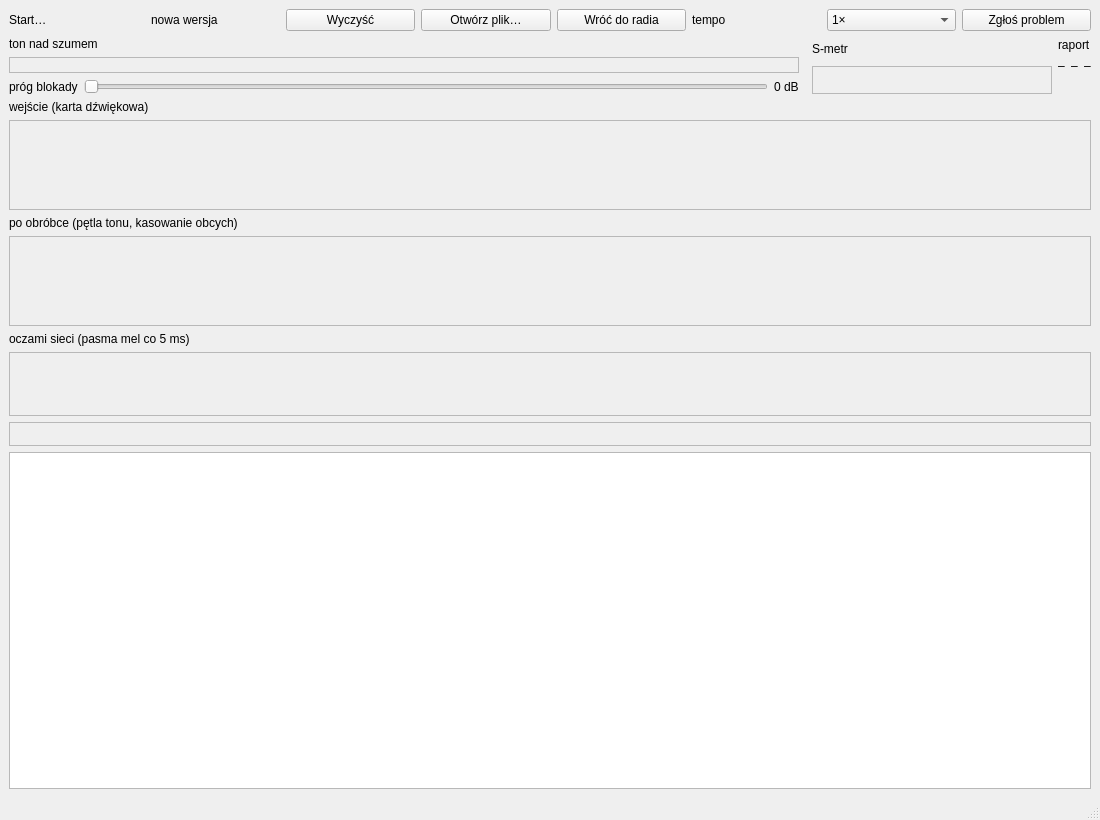
Old version of the form tools/gui/okno.ui in the repository programmer-bvn/cw-decoder-dsp.
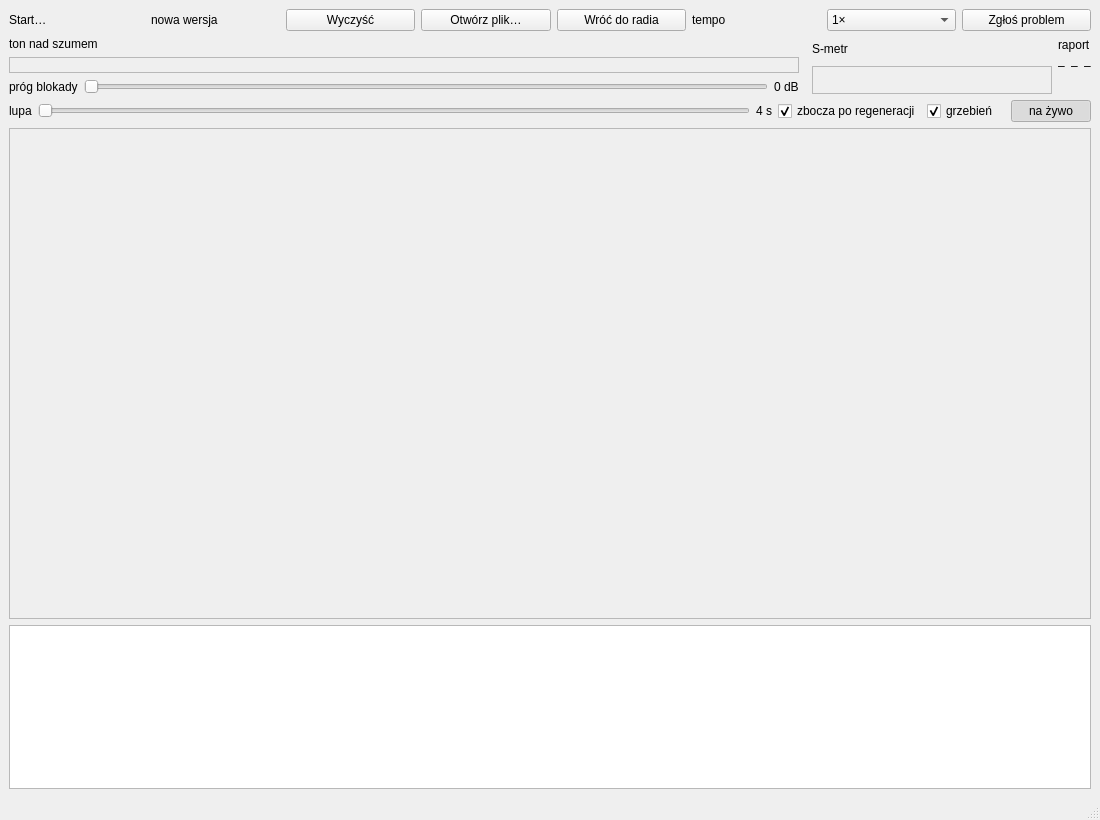
New version of the form.

Commit message: Okno Qt: widok sygnalu - wodospady i P(klucz) na wspolnej osi czasu, lupa, pomiar dt, skala w ms, nakladki grzebienia i zboczy po regeneracji; okno.ui: jedna ramka rosnaca z oknem

```diff
--- a/tools/gui/okno.ui
+++ b/tools/gui/okno.ui
@@ -93,36 +93,36 @@
      </layout>
     </item>
 
-    <!-- wodospady: wejście, to co idzie do sieci (dźwięk), oczami sieci (obraz) -->
-    <item><widget class="QLabel" name="lblWodWejscie"><property name="text"><string>wejście (karta dźwiękowa)</string></property></widget></item>
+    <!-- widok sygnału: lupa i nakładki analizy -->
     <item>
-     <widget class="QFrame" name="ramkaWodWejscie">
-      <property name="minimumSize"><size><width>600</width><height>90</height></size></property>
-      <property name="frameShape"><enum>QFrame::StyledPanel</enum></property>
-     </widget>
+     <layout class="QHBoxLayout" name="ukladLupa">
+      <item><widget class="QLabel" name="lblLupa"><property name="text"><string>lupa</string></property></widget></item>
+      <item>
+       <widget class="QSlider" name="sldLupa">
+        <property name="toolTip"><string>Ile czasu mieści się na ekranie (też kółko myszy na wykresie)</string></property>
+        <property name="minimum"><number>0</number></property>
+        <property name="maximum"><number>100</number></property>
+        <property name="orientation"><enum>Qt::Horizontal</enum></property>
+       </widget>
+      </item>
+      <item><widget class="QLabel" name="lblLupaWartosc"><property name="text"><string>4 s</string></property></widget></item>
+      <item><widget class="QCheckBox" name="chkZbocza"><property name="text"><string>zbocza po regeneracji</string></property><property name="checked"><bool>true</bool></property></widget></item>
+      <item><widget class="QCheckBox" name="chkGrzebien"><property name="text"><string>grzebień</string></property><property name="checked"><bool>true</bool></property></widget></item>
+      <item><spacer name="odstepLupa"><property name="orientation"><enum>Qt::Horizontal</enum></property></spacer></item>
+      <item><widget class="QPushButton" name="btnNaZywo"><property name="text"><string>na żywo</string></property><property name="checkable"><bool>true</bool></property><property name="checked"><bool>true</bool></property></widget></item>
+     </layout>
     </item>
-    <item><widget class="QLabel" name="lblWodDoSieci"><property name="text"><string>po obróbce (pętla tonu, kasowanie obcych)</string></property></widget></item>
+
+    <!-- jeden komponent: wejście, po obróbce, oczami sieci, P(klucz) na wspólnej osi czasu -->
     <item>
-     <widget class="QFrame" name="ramkaWodDoSieci">
-      <property name="minimumSize"><size><width>600</width><height>90</height></size></property>
+     <widget class="QFrame" name="ramkaWidokSygnalu">
+      <property name="minimumSize"><size><width>600</width><height>240</height></size></property>
       <property name="frameShape"><enum>QFrame::StyledPanel</enum></property>
+      <property name="sizePolicy"><sizepolicy hsizetype="Expanding" vsizetype="Expanding"><horstretch>0</horstretch><verstretch>3</verstretch></sizepolicy></property>
      </widget>
     </item>
-    <item><widget class="QLabel" name="lblWodSiec"><property name="text"><string>oczami sieci (pasma mel co 5 ms)</string></property></widget></item>
-    <item>
-     <widget class="QFrame" name="ramkaWodSiec">
-      <property name="minimumSize"><size><width>600</width><height>64</height></size></property>
-      <property name="frameShape"><enum>QFrame::StyledPanel</enum></property>
-     </widget>
-    </item>
-    <item>
-     <widget class="QFrame" name="ramkaPrzebiegP">
-      <property name="minimumSize"><size><width>600</width><height>24</height></size></property>
-      <property name="frameShape"><enum>QFrame::StyledPanel</enum></property>
-     </widget>
-    </item>
 
-    <!-- odczytany tekst -->
+    <!-- odczytany tekst: zaznaczanie i kopiowanie (Ctrl+C) działa, pisać się nie da -->
     <item>
      <widget class="QTextEdit" name="txtOdczyt">
       <property name="readOnly"><bool>true</bool></property>
```
Left out of the diff: 7 changed lines with no effect on the pictures. The commit also changes 3 other files.
